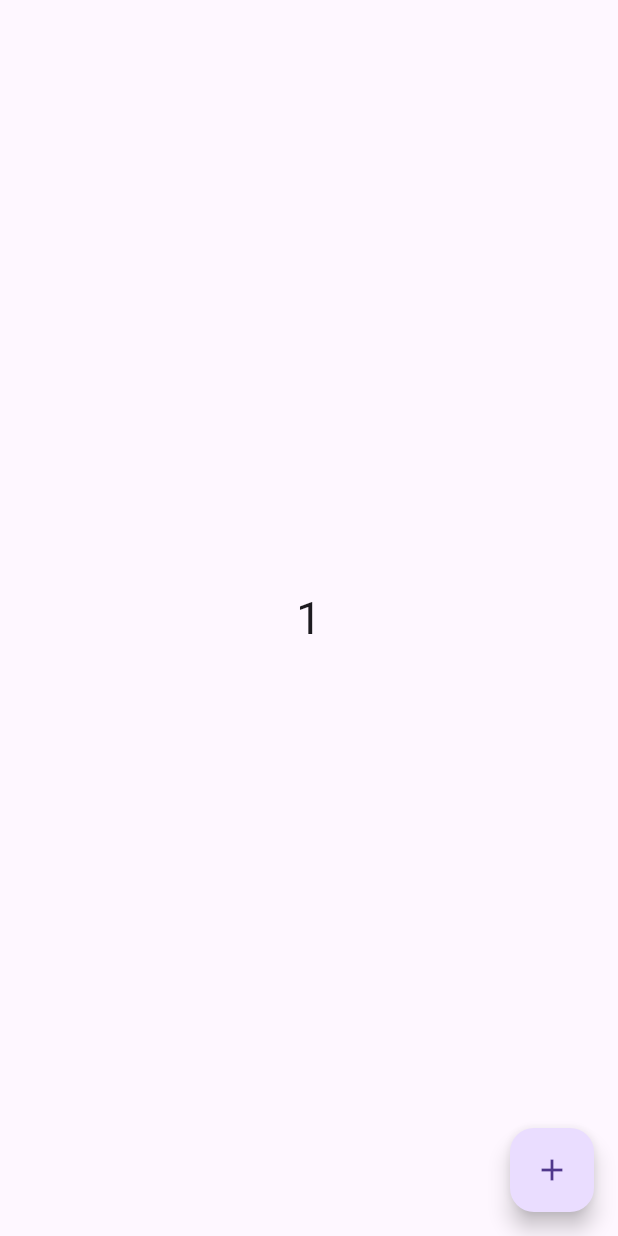
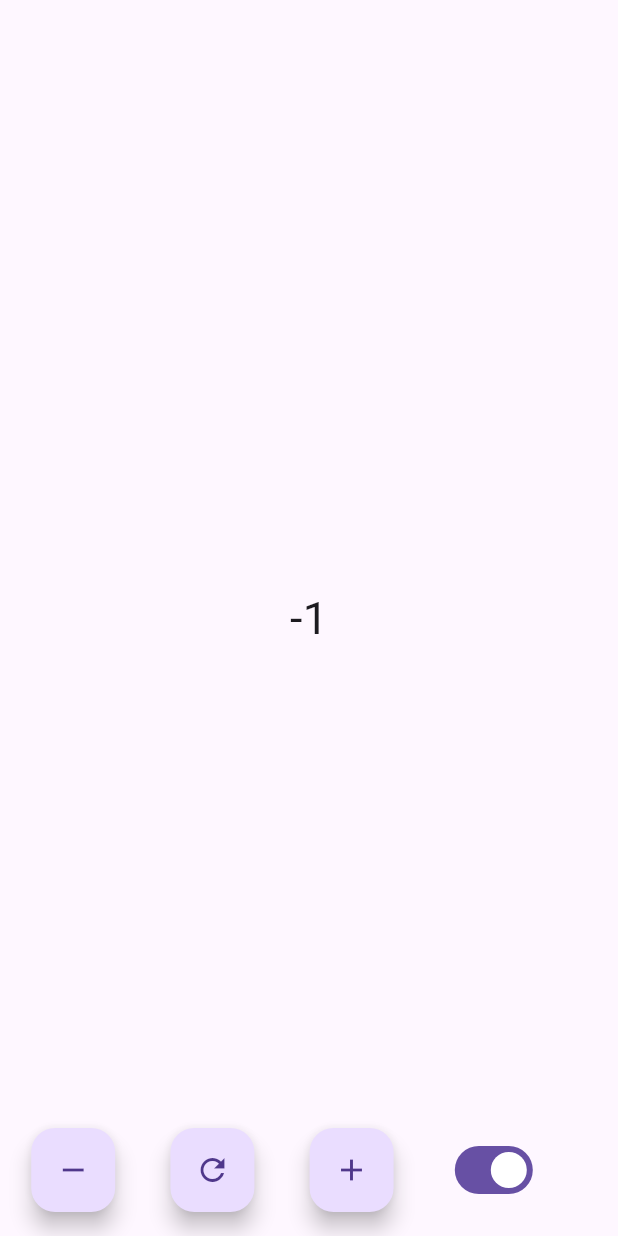
Before and after one commit to aliraza055/SyncDay, a Flutter app: the screen it shows after launch, after a tap on the "add" icon, on a phone screen of 412 x 824 dp. Run offline on Flutter 3.47's test engine with Material 3 defaults, Android fonts, the phone set to English and light mode, and no system bars; our stand-ins replace flutter_riverpod, get; network calls fail.

Commit message:
create a new class

```diff
--- a/lib/Controllers/home_controller.dart
+++ b/lib/Controllers/home_controller.dart
@@ -5,7 +5,7 @@ class HomeController extends GetxController {
     final hour = DateTime.now().hour;
     if (hour < 12) return 'Good Morning';
     if (hour < 17) return 'Good Afternoon';
-    return 'Good Evening';
+    return 'Good Evening!';
   }
 
   String get formattedDate {
--- /dev/null
+++ b/lib/Riverpod/counterProvider.dart
@@ -0,0 +1,24 @@
+import 'package:flutter_riverpod/flutter_riverpod.dart';
+
+final counterProvider = NotifierProvider<Counterprovider, int>(
+  () => Counterprovider(),
+);
+
+class Counterprovider extends Notifier<int> {
+  @override
+  int build() {
+    return 0;
+  }
+
+  void increament() {
+    state++;
+  }
+
+  void decrement() {
+    state--;
+  }
+
+  void reset() {
+    state = 0;
+  }
+}
--- a/lib/Views/home_practice.dart
+++ b/lib/Views/home_practice.dart
@@ -1,35 +1,48 @@
 import 'package:flutter/material.dart';
 import 'package:flutter_riverpod/flutter_riverpod.dart';
-import 'package:riverpod/legacy.dart';
-
-final welText = StateProvider<int>((ref) {
-  return 0;
-});
+import 'package:syncday/Riverpod/counterProvider.dart';
 
 class HomePractice extends ConsumerWidget {
   const HomePractice({super.key});
 
   @override
   Widget build(BuildContext context, WidgetRef ref) {
+    final count = ref.watch(counterProvider);
+    final counter = ref.read(counterProvider.notifier);
+
     return Scaffold(
-      floatingActionButton: FloatingActionButton(
+      floatingActionButton: Row(
+        mainAxisAlignment: MainAxisAlignment.spaceEvenly,
+        children: [
+          FloatingActionButton(
             onPressed: () {
-          ref.read(welText.notifier).state++;
+              if (count > 0) {
+                counter.increament();
+              }
+            },
+            child: const Icon(Icons.remove),
+          ),
+          FloatingActionButton(
+            onPressed: () {
+              counter.reset();
+            },
+            child: const Icon(Icons.refresh),
+          ),
+          FloatingActionButton(
+            onPressed: () {
+              counter.decrement();
             },
             child: const Icon(Icons.add),
           ),
-
-      body: Center(
-        child: Consumer(
-          builder: (context, ref, child) {
-            final counter = ref.watch(welText);
-            return Text(
-              counter.toString(),
-              style: const TextStyle(fontSize: 30),
-            );
+          Switch(
+            value: true,
+            onChanged: (val) {
+              //  ref.read(isLoading.notifier).state = val;
             },
           ),
+        ],
       ),
+      body: Center(child: Text('$count', style: const TextStyle(fontSize: 30))),
     );
   }
 }
```
Lines whose indentation alone changed are shown as unchanged.
